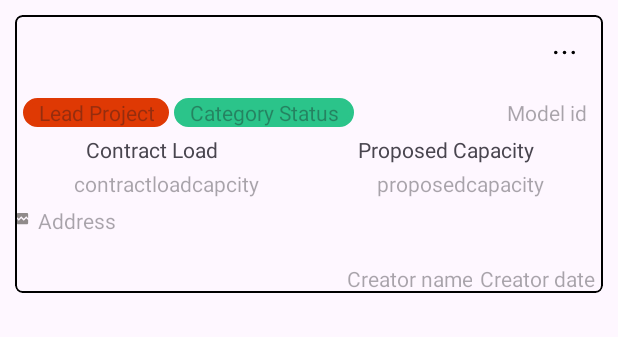
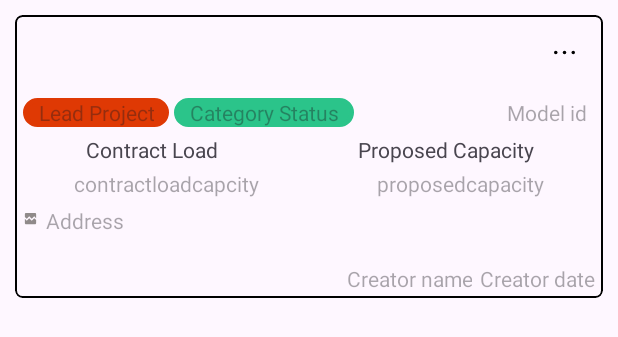
Before and after one commit to harsh23-06/AhaSolar_app, an Android app: the layout lead_item.xml on its own in the app's theme, with its tools: preview values and no code run, on a phone screen of 412 x 824 dp. Shown: the top 337 px of the screen. Run offline under Robolectric (Android 15) with nearby library versions, the phone set to English and light mode, and no system bars.

```diff
--- a/app/src/main/java/com/example/ahasolarapp/LeadListActivity.kt
+++ b/app/src/main/java/com/example/ahasolarapp/LeadListActivity.kt
@@ -13,11 +13,11 @@ import com.example.ahasolarapp.databinding.ActivityLeadListBinding
 import com.example.ahasolarapp.model.LeadViewModelFactory
 import com.example.ahasolarapp.repository.LeadRepository
 
-class LeadListActivity : AppCompatActivity() {
+class LeadListActivity : AppCompatActivity(){
     private lateinit var binding: ActivityLeadListBinding
 
     private lateinit var leadViewsModel: LeadViewModel
-    override fun onCreate(savedInstanceState: Bundle?) {
+    override fun onCreate(savedInstanceState: Bundle?){
         super.onCreate(savedInstanceState)
         binding = ActivityLeadListBinding.inflate(layoutInflater)
         setContentView(binding.root)
--- a/app/src/main/java/com/example/ahasolarapp/api/ApiService.kt
+++ b/app/src/main/java/com/example/ahasolarapp/api/ApiService.kt
@@ -1,5 +1,6 @@
 package com.example.ahasolarapp.api
 
+import com.example.ahasolarapp.model.LeadDeleteRequest
 import com.example.ahasolarapp.model.LeadListRequest
 import com.example.ahasolarapp.model.LeadModel
 import com.example.ahasolarapp.model.LeadResponse
@@ -19,4 +20,6 @@ interface ApiService {
         @HeaderMap headers: Map<String, String>,
         @Body request: LeadListRequest
     ): Response<LeadResponse>
+    @POST("api/lead/leadCreate")
+    fun createLead(@Body request: LeadDeleteRequest): Call<LeadResponse>
 }
--- a/app/src/main/java/com/example/ahasolarapp/cliclListeners/OnItemClickListener.kt
+++ /dev/null
@@ -1,6 +0,0 @@
-package com.example.ahasolarapp.cliclListeners
-
-interface OnItemClickListener {
-    fun onOption1Click(position: Int)
-    fun onOption2Click(position: Int)
-}
--- a/app/src/main/res/layout/lead_item.xml
+++ b/app/src/main/res/layout/lead_item.xml
@@ -93,7 +93,7 @@
                     android:layout_weight="1"
                     android:gravity="end"
                     android:hint="Model id"
-                    android:text="@{``+model.statusId}"/>
+                    android:text="@{``+model.leadId}"/>
             </LinearLayout>
 
             <LinearLayout
@@ -153,6 +153,7 @@
                 android:layout_width="match_parent"
                 android:layout_height="wrap_content"
                 android:layout_marginTop="5dp"
+                android:layout_marginHorizontal="5dp"
                 android:orientation="horizontal"
                 app:layout_constraintStart_toStartOf="parent"
                 app:layout_constraintTop_toBottomOf="@id/linearLayout4">
@@ -180,10 +181,11 @@
                 android:id="@+id/linearLayout6"
                 android:layout_width="match_parent"
                 android:layout_height="wrap_content"
-                android:layout_marginTop="3dp"
+                android:layout_marginVertical="3dp"
                 android:gravity="end"
                 app:layout_constraintStart_toStartOf="parent"
-                app:layout_constraintTop_toBottomOf="@id/linearLayout5">
+                app:layout_constraintTop_toBottomOf="@id/linearLayout5"
+                app:layout_constraintBottom_toBottomOf="parent">
 
                 <TextView
 
```
Also changed, not shown: app/src/main/java/com/example/ahasolarapp/adapter/LeadListAdapter.kt (+14 -8 lines).
